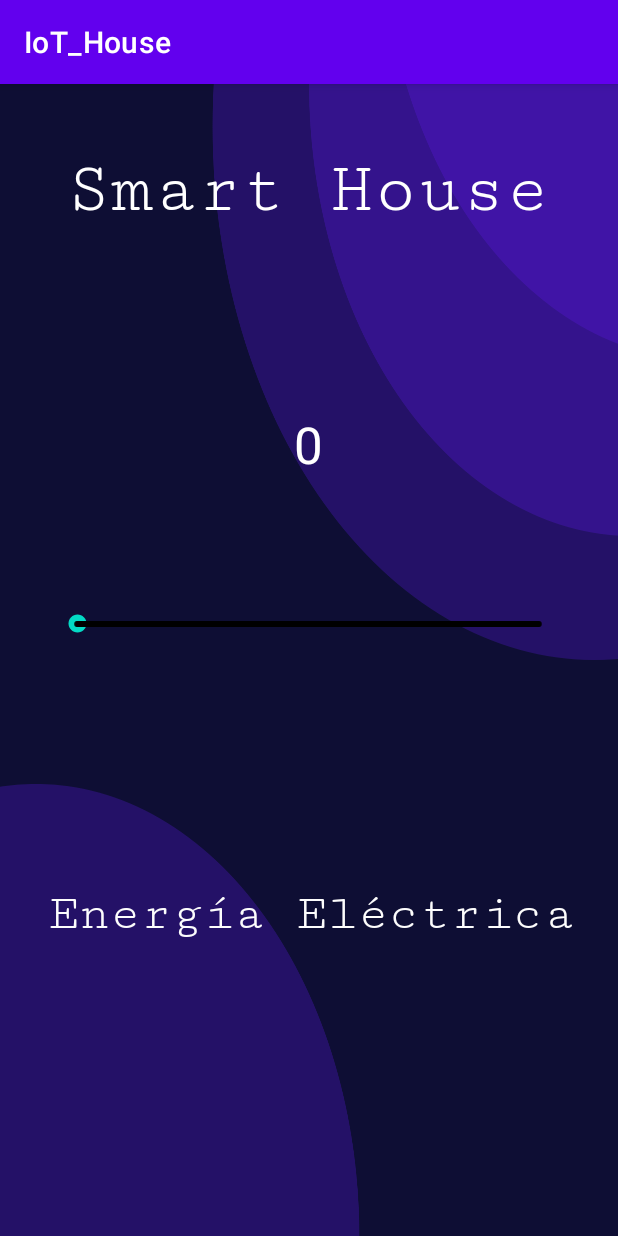
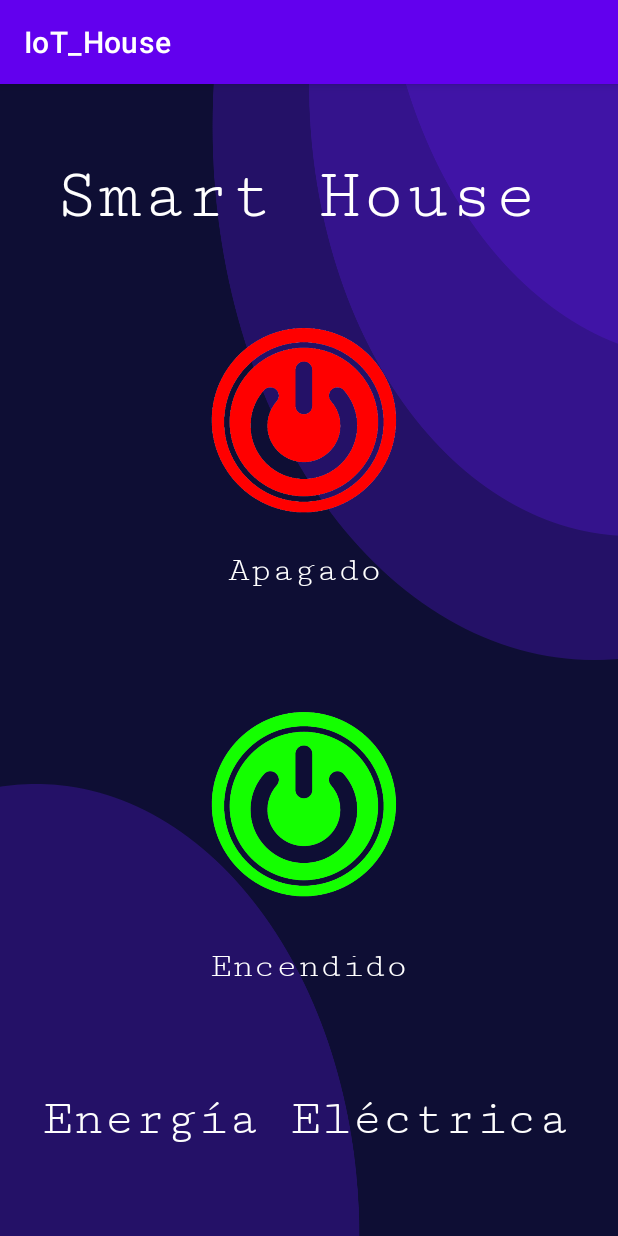
Before and after one commit to Vicente105/IoT_House, an Android app: the MainActivity3 screen opened directly, with no data from a screen before it, on a phone screen of 412 x 824 dp. Run offline under Robolectric (Android 15) with nearby library versions, the phone set to English and light mode, and no system bars; our stand-ins replace Volley.

Commit message:
Agregamos codigo para el control de la luz

```diff
--- a/app/build.gradle
+++ b/app/build.gradle
@@ -33,6 +33,7 @@ dependencies {
     implementation 'androidx.appcompat:appcompat:1.6.1'
     implementation 'com.google.android.material:material:1.9.0'
     implementation 'androidx.constraintlayout:constraintlayout:2.1.4'
+    implementation 'com.android.volley:volley:1.2.1'
     testImplementation 'junit:junit:4.13.2'
     androidTestImplementation 'androidx.test.ext:junit:1.1.5'
     androidTestImplementation 'androidx.test.espresso:espresso-core:3.5.1'
--- a/app/src/main/AndroidManifest.xml
+++ b/app/src/main/AndroidManifest.xml
@@ -3,6 +3,7 @@
     xmlns:tools="http://schemas.android.com/tools">
 
     <uses-permission android:name="android.permission.INTERNET" />
+
 
     <application
         android:allowBackup="true"
@@ -13,6 +14,7 @@
         android:roundIcon="@mipmap/ic_launcher_round"
         android:supportsRtl="true"
         android:theme="@style/Theme.IoT_House"
+        android:usesCleartextTraffic="true"
         tools:targetApi="31">
         <activity
             android:name=".MainActivity7"
--- a/app/src/main/java/com/example/iot_house/MainActivity3.java
+++ b/app/src/main/java/com/example/iot_house/MainActivity3.java
@@ -3,141 +3,82 @@ package com.example.iot_house;
 import androidx.appcompat.app.AppCompatActivity;
 
 import android.os.Bundle;
+import android.view.View;
+import android.widget.Button;
+import android.widget.ImageView;
 import android.widget.SeekBar;
 import android.widget.TextView;
+import android.widget.Toast;
 
-import org.eclipse.paho.android.service.MqttAndroidClient;
-import org.eclipse.paho.client.mqttv3.IMqttActionListener;
-import org.eclipse.paho.client.mqttv3.IMqttDeliveryToken;
-import org.eclipse.paho.client.mqttv3.IMqttToken;
-import org.eclipse.paho.client.mqttv3.MqttCallback;
-import org.eclipse.paho.client.mqttv3.MqttClient;
-import org.eclipse.paho.client.mqttv3.MqttConnectOptions;
-import org.eclipse.paho.client.mqttv3.MqttException;
-import org.eclipse.paho.client.mqttv3.MqttMessage;
+import com.android.volley.Request;
+import com.android.volley.RequestQueue;
+import com.android.volley.Response;
+import com.android.volley.VolleyError;
+import com.android.volley.toolbox.StringRequest;
+import com.android.volley.toolbox.Volley;
+
+import java.io.BufferedReader;
+import java.io.DataOutputStream;
+import java.io.IOException;
+import java.io.InputStreamReader;
+import java.net.HttpURLConnection;
+import java.net.URL;
+import java.util.HashMap;
+import java.util.Map;
 
 public class MainActivity3 extends AppCompatActivity {
-    TextView tvnivel;
-    SeekBar sbluz;
-    MqttAndroidClient mqttClient;
-    String brokerUrl = "tcp://direccion_del_broker_mqtt:1883"; // Cambiar por la dirección del broker MQTT
+    private ImageView btnEncender, btnApagar;
+    private String apiUrl = "http://192.168.100.13"; // Cambiar por la URL de tu API
+    private RequestQueue requestQueue;
 
     @Override
     protected void onCreate(Bundle savedInstanceState) {
         super.onCreate(savedInstanceState);
         setContentView(R.layout.activity_main3);
 
-        tvnivel = findViewById(R.id.tvnivel);
-        sbluz = findViewById(R.id.sbluz);
+        btnEncender = (ImageView) findViewById(R.id.btnencender);
+        btnApagar = (ImageView) findViewById(R.id.btnapagar);
 
-        sbluz.setMax(1023);
-        sbluz.setProgress(0);
-        sbluz.setOnSeekBarChangeListener(new SeekBar.OnSeekBarChangeListener() {
+        requestQueue = Volley.newRequestQueue(this);
+
+        btnEncender.setOnClickListener(new View.OnClickListener() {
             @Override
-            public void onProgressChanged(SeekBar seekBar, int progress, boolean fromUser) {
-                tvnivel.setText(String.valueOf(progress));
-                publishIntensity(String.valueOf(progress));
-            }
-
-            @Override
-            public void onStartTrackingTouch(SeekBar seekBar) {
-
-            }
-
-            @Override
-            public void onStopTrackingTouch(SeekBar seekBar) {
-
+            public void onClick(View v) {
+                enviarEstadoFoco(1, "Encender");
             }
         });
 
-        // Conectarse al broker MQTT
-        connectMqttBroker();
+        btnApagar.setOnClickListener(new View.OnClickListener() {
+            @Override
+            public void onClick(View v) {
+                enviarEstadoFoco(0, "Apagar");
+            }
+        });
     }
 
-    private void connectMqttBroker() {
-        String clientId = MqttClient.generateClientId();
-        mqttClient = new MqttAndroidClient(this, brokerUrl, clientId);
+    private void enviarEstadoFoco(int estado, String accion) {
+        StringRequest stringRequest = new StringRequest(Request.Method.POST, "http://192.168.100.13/api_domotica/update_v_app.php",
+                new Response.Listener<String>() {
+                    @Override
+                    public void onResponse(String response) {
+                        Toast.makeText(MainActivity3.this, accion, Toast.LENGTH_SHORT).show();
+                    }
+                },
+                new Response.ErrorListener() {
+                    @Override
+                    public void onErrorResponse(VolleyError error) {
+                        Toast.makeText(MainActivity3.this, "Error. Intente más tarde", Toast.LENGTH_SHORT).show();
+                    }
+                }) {
 
-        try {
-            MqttConnectOptions options = new MqttConnectOptions();
-            IMqttToken token = mqttClient.connect(options);
-            token.setActionCallback(new IMqttActionListener() {
-                @Override
-                public void onSuccess(IMqttToken asyncActionToken) {
-                    // Suscribirse al canal del foco
-                    subscribeToFocoChannel();
-                }
-
-                @Override
-                public void onFailure(IMqttToken asyncActionToken, Throwable exception) {
-                    // Manejar la conexión fallida
-                }
-            });
-        } catch (MqttException e) {
-            e.printStackTrace();
-        }
-    }
-
-    private void subscribeToFocoChannel() {
-        String topic = "foco/intensidad"; // Canal al que se suscribirá la Raspberry Pi Pico
-        int qos = 1;
-
-        try {
-            IMqttToken subToken = mqttClient.subscribe(topic, qos);
-            subToken.setActionCallback(new IMqttActionListener() {
-                @Override
-                public void onSuccess(IMqttToken asyncActionToken) {
-                    // Manejar la suscripción exitosa
-                }
-
-                @Override
-                public void onFailure(IMqttToken asyncActionToken, Throwable exception) {
-                    // Manejar la suscripción fallida
-                }
-            });
-            mqttClient.setCallback(new MqttCallback() {
-                @Override
-                public void connectionLost(Throwable cause) {
-                    // Manejar la pérdida de conexión
-                }
-
-                @Override
-                public void messageArrived(String topic, MqttMessage message) throws Exception {
-                    // Manejar el mensaje recibido (opcional, si deseas recibir información del estado de la Raspberry Pi Pico)
-                }
-
-                @Override
-                public void deliveryComplete(IMqttDeliveryToken token) {
-                    // Manejar la entrega del mensaje (opcional, si deseas recibir información del estado de la Raspberry Pi Pico)
-                }
-            });
-        } catch (MqttException e) {
-            e.printStackTrace();
-        }
-    }
-
-    private void publishIntensity(String intensity) {
-        String topic = "foco/intensidad"; // Canal al que se suscribirá la Raspberry Pi Pico
-        int qos = 1;
-
-        try {
-            MqttMessage message = new MqttMessage(intensity.getBytes());
-            message.setQos(qos);
-            mqttClient.publish(topic, message);
-        } catch (MqttException e) {
-            e.printStackTrace();
-        }
-    }
-
-    @Override
-    protected void onDestroy() {
-        super.onDestroy();
-        if (mqttClient != null) {
-            try {
-                mqttClient.disconnect();
-            } catch (MqttException e) {
-                e.printStackTrace();
+            @Override
+            protected Map<String, String> getParams() {
+                Map<String, String> parametros = new HashMap();
+                parametros.put("pkSensor", "2");
+                parametros.put("v_app", estado+""); // 1 o 0
+                return parametros;
             }
-        }
+        };
+        requestQueue.add(stringRequest);
     }
 }
--- a/app/src/main/res/layout-land/activity_main3.xml
+++ b/app/src/main/res/layout-land/activity_main3.xml
@@ -10,6 +10,32 @@
     <androidx.constraintlayout.widget.ConstraintLayout
         android:layout_width="match_parent"
         android:layout_height="wrap_content">
+
+        <TextView
+            android:id="@+id/tvEncendido2"
+            android:layout_width="wrap_content"
+            android:layout_height="wrap_content"
+            android:layout_marginStart="512dp"
+            android:layout_marginTop="28dp"
+            android:fontFamily="serif-monospace"
+            android:text="Encendido"
+            android:textColor="#FFFFFF"
+            android:textSize="24sp"
+            app:layout_constraintStart_toStartOf="parent"
+            app:layout_constraintTop_toBottomOf="@+id/btnencender" />
+
+        <TextView
+            android:id="@+id/tvApagado2"
+            android:layout_width="wrap_content"
+            android:layout_height="wrap_content"
+            android:layout_marginStart="132dp"
+            android:layout_marginTop="28dp"
+            android:fontFamily="serif-monospace"
+            android:text="Apagado"
+            android:textColor="#FFFFFF"
+            android:textSize="24sp"
+            app:layout_constraintStart_toStartOf="parent"
+            app:layout_constraintTop_toBottomOf="@+id/btnapagar" />
 
         <TextView
             android:id="@+id/tvApp"
@@ -25,45 +51,37 @@
             app:layout_constraintTop_toTopOf="parent" />
 
         <TextView
-            android:id="@+id/tvnivel"
-            android:layout_width="wrap_content"
-            android:layout_height="wrap_content"
-            android:layout_marginStart="392dp"
-            android:layout_marginTop="40dp"
-            android:text="0"
-            android:textColor="#FFFFFF"
-            android:textSize="34sp"
-            app:layout_constraintStart_toStartOf="parent"
-            app:layout_constraintTop_toBottomOf="@+id/tvApp" />
-
-        <SeekBar
-            android:id="@+id/sbluz"
-            style="@style/Widget.AppCompat.SeekBar.Discrete"
-            android:layout_width="340dp"
-            android:layout_height="115dp"
-            android:layout_marginStart="16dp"
-            android:layout_marginTop="24dp"
-            android:layout_marginEnd="16dp"
-            android:max="10"
-            android:progress="0"
-            app:layout_constraintEnd_toEndOf="parent"
-            app:layout_constraintHorizontal_bias="0.498"
-            app:layout_constraintStart_toStartOf="parent"
-            app:layout_constraintTop_toBottomOf="@+id/tvnivel" />
-
-        <TextView
             android:id="@+id/ivcontrol1"
             android:layout_width="wrap_content"
             android:layout_height="wrap_content"
-            android:layout_marginStart="240dp"
-            android:layout_marginTop="36dp"
+            android:layout_marginStart="204dp"
             android:fontFamily="serif-monospace"
             android:text="Energía Eléctrica"
             android:textColor="#FDFDFD"
             android:textColorHighlight="#FAFAFA"
             android:textSize="34sp"
             app:layout_constraintStart_toStartOf="parent"
-            app:layout_constraintTop_toBottomOf="@+id/sbluz" />
+            app:layout_constraintTop_toBottomOf="parent" />
+
+        <ImageView
+            android:id="@+id/btnapagar"
+            android:layout_width="175dp"
+            android:layout_height="133dp"
+            android:layout_marginStart="108dp"
+            android:layout_marginTop="40dp"
+            app:layout_constraintStart_toStartOf="parent"
+            app:layout_constraintTop_toBottomOf="@+id/tvApp"
+            app:srcCompat="@drawable/apaga" />
+
+        <ImageView
+            android:id="@+id/btnencender"
+            android:layout_width="175dp"
+            android:layout_height="133dp"
+            android:layout_marginStart="192dp"
+            android:layout_marginTop="40dp"
+            app:layout_constraintStart_toEndOf="@+id/btnapagar"
+            app:layout_constraintTop_toBottomOf="@+id/tvApp"
+            app:srcCompat="@drawable/encedido" />
 
 
     </androidx.constraintlayout.widget.ConstraintLayout>
--- a/app/src/main/res/layout/activity_main3.xml
+++ b/app/src/main/res/layout/activity_main3.xml
@@ -11,8 +11,8 @@
         android:id="@+id/tvApp"
         android:layout_width="wrap_content"
         android:layout_height="wrap_content"
-        android:layout_marginStart="44dp"
-        android:layout_marginTop="44dp"
+        android:layout_marginStart="36dp"
+        android:layout_marginTop="48dp"
         android:fontFamily="serif-monospace"
         android:text="Smart House"
         android:textColor="#FFFFFF"
@@ -21,44 +21,63 @@
         app:layout_constraintTop_toTopOf="parent" />
 
     <TextView
+        android:id="@+id/tvApagado"
+        android:layout_width="wrap_content"
+        android:layout_height="wrap_content"
+        android:layout_marginStart="152dp"
+        android:layout_marginTop="20dp"
+        android:fontFamily="serif-monospace"
+        android:text="Apagado"
+        android:textColor="#FFFFFF"
+        android:textSize="24sp"
+        app:layout_constraintStart_toStartOf="parent"
+        app:layout_constraintTop_toBottomOf="@+id/btnapagar" />
+
+    <TextView
+        android:id="@+id/tvEncendido"
+        android:layout_width="wrap_content"
+        android:layout_height="wrap_content"
+        android:layout_marginStart="140dp"
+        android:layout_marginTop="28dp"
+        android:fontFamily="serif-monospace"
+        android:text="Encendido"
+        android:textColor="#FFFFFF"
+        android:textSize="24sp"
+        app:layout_constraintStart_toStartOf="parent"
+        app:layout_constraintTop_toBottomOf="@+id/btnencender" />
+
+    <ImageView
+        android:id="@+id/btnapagar"
+        android:layout_width="175dp"
+        android:layout_height="133dp"
+        android:layout_marginStart="116dp"
+        android:layout_marginTop="56dp"
+        app:layout_constraintStart_toStartOf="parent"
+        app:layout_constraintTop_toBottomOf="@+id/tvApp"
+        app:srcCompat="@drawable/apaga" />
+
+    <ImageView
+        android:id="@+id/btnencender"
+        android:layout_width="175dp"
+        android:layout_height="133dp"
+        android:layout_marginStart="116dp"
+        android:layout_marginTop="76dp"
+        app:layout_constraintStart_toStartOf="parent"
+        app:layout_constraintTop_toBottomOf="@+id/tvApagado"
+        app:srcCompat="@drawable/encedido" />
+
+    <TextView
         android:id="@+id/ivcontrol1"
         android:layout_width="wrap_content"
         android:layout_height="wrap_content"
-        android:layout_marginStart="32dp"
-        android:layout_marginTop="116dp"
+        android:layout_marginStart="28dp"
+        android:layout_marginTop="124dp"
         android:fontFamily="serif-monospace"
         android:text="Energía Eléctrica"
         android:textColor="#FDFDFD"
         android:textColorHighlight="#FAFAFA"
         android:textSize="34sp"
         app:layout_constraintStart_toStartOf="parent"
-        app:layout_constraintTop_toBottomOf="@+id/sbluz" />
-
-    <SeekBar
-        android:id="@+id/sbluz"
-        style="@style/Widget.AppCompat.SeekBar.Discrete"
-        android:layout_width="340dp"
-        android:layout_height="115dp"
-        android:layout_marginStart="16dp"
-        android:layout_marginTop="40dp"
-        android:layout_marginEnd="16dp"
-        android:max="10"
-        android:progress="0"
-        app:layout_constraintEnd_toEndOf="parent"
-        app:layout_constraintHorizontal_bias="0.487"
-        app:layout_constraintStart_toStartOf="parent"
-        app:layout_constraintTop_toBottomOf="@+id/tvnivel" />
-
-    <TextView
-        android:id="@+id/tvnivel"
-        android:layout_width="wrap_content"
-        android:layout_height="wrap_content"
-        android:layout_marginStart="196dp"
-        android:layout_marginTop="120dp"
-        android:text="0"
-        android:textColor="#FFFFFF"
-        android:textSize="34sp"
-        app:layout_constraintStart_toStartOf="parent"
-        app:layout_constraintTop_toBottomOf="@+id/tvApp" />
+        app:layout_constraintTop_toBottomOf="@+id/btnencender" />
 
 </androidx.constraintlayout.widget.ConstraintLayout>
```
